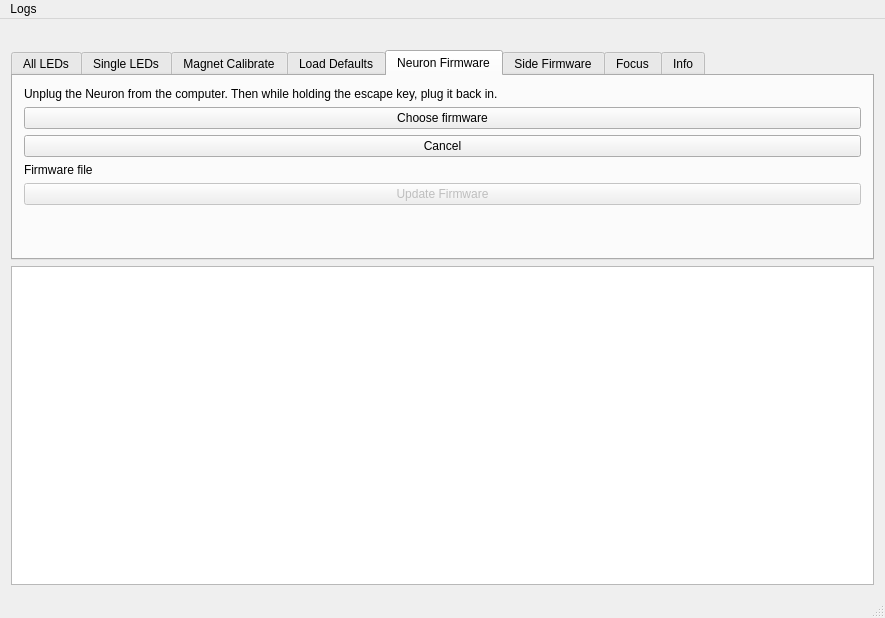
This is combined_tests/mainwindow.ui in Dygmalab/assembly_tests as Qt 5 draws it before an edit. The edited form follows.
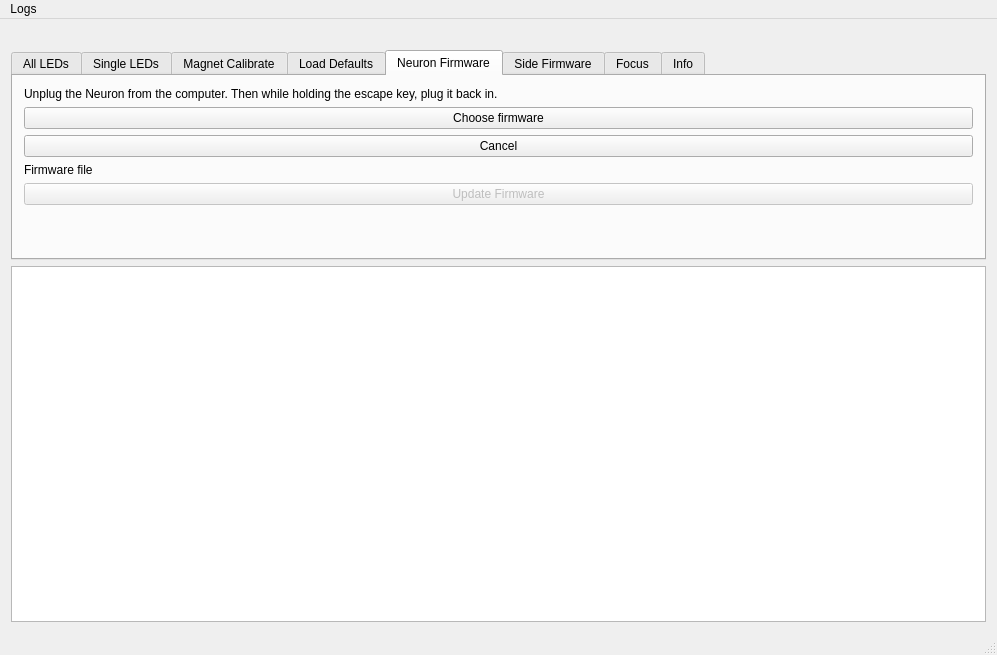
This is the edited form. Icons and pictures are not drawn.

The edit to the form file:
```diff
--- a/combined_tests/mainwindow.ui
+++ b/combined_tests/mainwindow.ui
@@ -6,8 +6,8 @@
    <rect>
     <x>0</x>
     <y>0</y>
-    <width>885</width>
-    <height>618</height>
+    <width>997</width>
+    <height>655</height>
    </rect>
   </property>
   <property name="windowTitle">
@@ -467,7 +467,7 @@
     <rect>
      <x>0</x>
      <y>0</y>
-     <width>885</width>
+     <width>997</width>
      <height>27</height>
     </rect>
    </property>
```
